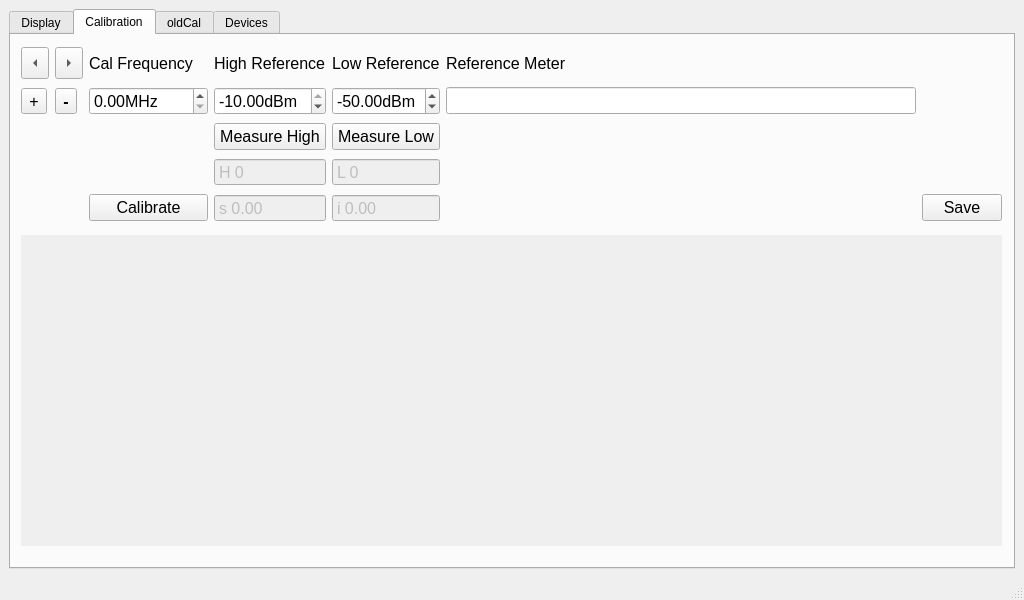
The window that powerMeter.ui (g4ixt/RFPowerMeter) describes before a commit, drawn with Qt 5.
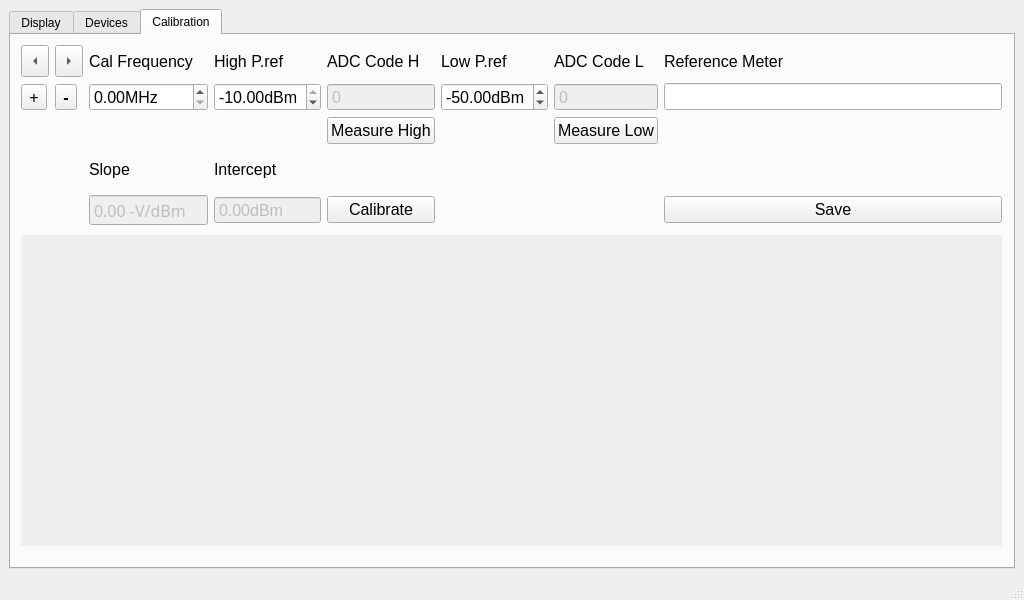
The same window after the commit. The open tabs and pages were chosen to show the change. Custom widgets are drawn as their Qt base class.

```diff
--- a/powerMeter.ui
+++ b/powerMeter.ui
@@ -974,517 +974,6 @@
         </property>
        </widget>
       </widget>
-      <widget class="QWidget" name="calTab">
-       <attribute name="title">
-        <string>Calibration</string>
-       </attribute>
-       <widget class="QWidget" name="gridLayoutWidget_2">
-        <property name="geometry">
-         <rect>
-          <x>10</x>
-          <y>10</y>
-          <width>981</width>
-          <height>181</height>
-         </rect>
-        </property>
-        <layout class="QGridLayout" name="gridLayout_4">
-         <item row="1" column="3">
-          <widget class="QDoubleSpinBox" name="highRef">
-           <property name="font">
-            <font>
-             <pointsize>12</pointsize>
-            </font>
-           </property>
-           <property name="suffix">
-            <string>dBm</string>
-           </property>
-           <property name="minimum">
-            <double>-60.000000000000000</double>
-           </property>
-           <property name="maximum">
-            <double>-10.000000000000000</double>
-           </property>
-          </widget>
-         </item>
-         <item row="0" column="0">
-          <widget class="QToolButton" name="prevCal">
-           <property name="sizePolicy">
-            <sizepolicy hsizetype="Fixed" vsizetype="Fixed">
-             <horstretch>0</horstretch>
-             <verstretch>0</verstretch>
-            </sizepolicy>
-           </property>
-           <property name="font">
-            <font>
-             <pointsize>12</pointsize>
-            </font>
-           </property>
-           <property name="text">
-            <string>...</string>
-           </property>
-           <property name="iconSize">
-            <size>
-             <width>20</width>
-             <height>25</height>
-            </size>
-           </property>
-           <property name="arrowType">
-            <enum>Qt::LeftArrow</enum>
-           </property>
-          </widget>
-         </item>
-         <item row="3" column="3">
-          <widget class="QDoubleSpinBox" name="highCode">
-           <property name="enabled">
-            <bool>false</bool>
-           </property>
-           <property name="font">
-            <font>
-             <pointsize>12</pointsize>
-            </font>
-           </property>
-           <property name="buttonSymbols">
-            <enum>QAbstractSpinBox::NoButtons</enum>
-           </property>
-           <property name="prefix">
-            <string>H </string>
-           </property>
-           <property name="decimals">
-            <number>0</number>
-           </property>
-          </widget>
-         </item>
-         <item row="1" column="4">
-          <widget class="QDoubleSpinBox" name="lowRef">
-           <property name="font">
-            <font>
-             <pointsize>12</pointsize>
-            </font>
-           </property>
-           <property name="suffix">
-            <string>dBm</string>
-           </property>
-           <property name="minimum">
-            <double>-60.000000000000000</double>
-           </property>
-           <property name="maximum">
-            <double>-10.000000000000000</double>
-           </property>
-           <property name="value">
-            <double>-50.000000000000000</double>
-           </property>
-          </widget>
-         </item>
-         <item row="1" column="1">
-          <widget class="QToolButton" name="deleteCal_2">
-           <property name="font">
-            <font>
-             <pointsize>12</pointsize>
-             <weight>75</weight>
-             <bold>true</bold>
-            </font>
-           </property>
-           <property name="text">
-            <string>-</string>
-           </property>
-           <property name="iconSize">
-            <size>
-             <width>20</width>
-             <height>20</height>
-            </size>
-           </property>
-          </widget>
-         </item>
-         <item row="0" column="1">
-          <widget class="QToolButton" name="nextCal">
-           <property name="sizePolicy">
-            <sizepolicy hsizetype="Fixed" vsizetype="Fixed">
-             <horstretch>0</horstretch>
-             <verstretch>0</verstretch>
-            </sizepolicy>
-           </property>
-           <property name="font">
-            <font>
-             <pointsize>12</pointsize>
-            </font>
-           </property>
-           <property name="text">
-            <string>...</string>
-           </property>
-           <property name="iconSize">
-            <size>
-             <width>20</width>
-             <height>25</height>
-            </size>
-           </property>
-           <property name="arrowType">
-            <enum>Qt::RightArrow</enum>
-           </property>
-          </widget>
-         </item>
-         <item row="0" column="3">
-          <widget class="QLabel" name="label_32">
-           <property name="font">
-            <font>
-             <pointsize>12</pointsize>
-            </font>
-           </property>
-           <property name="text">
-            <string>High Reference</string>
-           </property>
-          </widget>
-         </item>
-         <item row="0" column="2">
-          <widget class="QLabel" name="label_31">
-           <property name="font">
-            <font>
-             <pointsize>12</pointsize>
-            </font>
-           </property>
-           <property name="text">
-            <string>Cal Frequency</string>
-           </property>
-          </widget>
-         </item>
-         <item row="0" column="4">
-          <widget class="QLabel" name="label_33">
-           <property name="font">
-            <font>
-             <pointsize>12</pointsize>
-            </font>
-           </property>
-           <property name="text">
-            <string>Low Reference</string>
-           </property>
-          </widget>
-         </item>
-         <item row="1" column="2">
-          <widget class="QDoubleSpinBox" name="calFreq">
-           <property name="font">
-            <font>
-             <pointsize>12</pointsize>
-            </font>
-           </property>
-           <property name="suffix">
-            <string>MHz</string>
-           </property>
-           <property name="maximum">
-            <double>3000.000000000000000</double>
-           </property>
-          </widget>
-         </item>
-         <item row="1" column="0">
-          <widget class="QToolButton" name="addCal">
-           <property name="font">
-            <font>
-             <pointsize>12</pointsize>
-            </font>
-           </property>
-           <property name="text">
-            <string>+</string>
-           </property>
-          </widget>
-         </item>
-         <item row="3" column="4">
-          <widget class="QDoubleSpinBox" name="lowCode">
-           <property name="enabled">
-            <bool>false</bool>
-           </property>
-           <property name="font">
-            <font>
-             <pointsize>12</pointsize>
-            </font>
-           </property>
-           <property name="buttonSymbols">
-            <enum>QAbstractSpinBox::NoButtons</enum>
-           </property>
-           <property name="prefix">
-            <string>L </string>
-           </property>
-           <property name="decimals">
-            <number>0</number>
-           </property>
-          </widget>
-         </item>
-         <item row="2" column="4">
-          <widget class="QPushButton" name="measLow">
-           <property name="font">
-            <font>
-             <pointsize>12</pointsize>
-            </font>
-           </property>
-           <property name="text">
-            <string>Measure Low</string>
-           </property>
-          </widget>
-         </item>
-         <item row="2" column="3">
-          <widget class="QPushButton" name="measHigh">
-           <property name="font">
-            <font>
-             <pointsize>12</pointsize>
-            </font>
-           </property>
-           <property name="text">
-            <string>Measure High</string>
-           </property>
-          </widget>
-         </item>
-         <item row="4" column="3">
-          <widget class="QDoubleSpinBox" name="slope">
-           <property name="enabled">
-            <bool>false</bool>
-           </property>
-           <property name="font">
-            <font>
-             <pointsize>12</pointsize>
-            </font>
-           </property>
-           <property name="buttonSymbols">
-            <enum>QAbstractSpinBox::NoButtons</enum>
-           </property>
-           <property name="prefix">
-            <string>s </string>
-           </property>
-           <property name="decimals">
-            <number>2</number>
-           </property>
-           <property name="minimum">
-            <double>-99.000000000000000</double>
-           </property>
-          </widget>
-         </item>
-         <item row="4" column="4">
-          <widget class="QDoubleSpinBox" name="intercept">
-           <property name="enabled">
-            <bool>false</bool>
-           </property>
-           <property name="font">
-            <font>
-             <pointsize>12</pointsize>
-            </font>
-           </property>
-           <property name="buttonSymbols">
-            <enum>QAbstractSpinBox::NoButtons</enum>
-           </property>
-           <property name="prefix">
-            <string>i </string>
-           </property>
-           <property name="decimals">
-            <number>2</number>
-           </property>
-           <property name="minimum">
-            <double>-99.000000000000000</double>
-           </property>
-          </widget>
-         </item>
-         <item row="4" column="6">
-          <widget class="QPushButton" name="saveCal">
-           <property name="font">
-            <font>
-             <pointsize>12</pointsize>
-            </font>
-           </property>
-           <property name="text">
-            <string>Save</string>
-           </property>
-          </widget>
-         </item>
-         <item row="4" column="2">
-          <widget class="QPushButton" name="calibrate_2">
-           <property name="font">
-            <font>
-             <pointsize>12</pointsize>
-            </font>
-           </property>
-           <property name="text">
-            <string>Calibrate</string>
-           </property>
-          </widget>
-         </item>
-         <item row="0" column="5">
-          <widget class="QLabel" name="label_34">
-           <property name="font">
-            <font>
-             <pointsize>12</pointsize>
-            </font>
-           </property>
-           <property name="text">
-            <string>Reference Meter</string>
-           </property>
-          </widget>
-         </item>
-         <item row="1" column="5">
-          <widget class="QLineEdit" name="refMeter">
-           <property name="font">
-            <font>
-             <pointsize>12</pointsize>
-            </font>
-           </property>
-          </widget>
-         </item>
-        </layout>
-       </widget>
-       <widget class="QWidget" name="gridLayoutWidget_3">
-        <property name="geometry">
-         <rect>
-          <x>10</x>
-          <y>200</y>
-          <width>981</width>
-          <height>311</height>
-         </rect>
-        </property>
-        <layout class="QGridLayout" name="gridLayout_6">
-         <item row="0" column="5">
-          <widget class="PlotWidget" name="calGraph" native="true">
-           <property name="autoFillBackground">
-            <bool>true</bool>
-           </property>
-          </widget>
-         </item>
-        </layout>
-       </widget>
-      </widget>
-      <widget class="QWidget" name="oldcalTab">
-       <attribute name="title">
-        <string>oldCal</string>
-       </attribute>
-       <widget class="QGroupBox" name="groupBox_5">
-        <property name="geometry">
-         <rect>
-          <x>10</x>
-          <y>10</y>
-          <width>991</width>
-          <height>471</height>
-         </rect>
-        </property>
-        <property name="title">
-         <string>Sensor calibration data</string>
-        </property>
-        <widget class="QTableView" name="calTable">
-         <property name="geometry">
-          <rect>
-           <x>160</x>
-           <y>30</y>
-           <width>811</width>
-           <height>431</height>
-          </rect>
-         </property>
-         <property name="editTriggers">
-          <set>QAbstractItemView::CurrentChanged|QAbstractItemView::DoubleClicked|QAbstractItemView::SelectedClicked</set>
-         </property>
-         <property name="alternatingRowColors">
-          <bool>true</bool>
-         </property>
-         <property name="selectionMode">
-          <enum>QAbstractItemView::SingleSelection</enum>
-         </property>
-         <property name="selectionBehavior">
-          <enum>QAbstractItemView::SelectRows</enum>
-         </property>
-         <property name="sortingEnabled">
-          <bool>true</bool>
-         </property>
-         <attribute name="verticalHeaderVisible">
-          <bool>false</bool>
-         </attribute>
-        </widget>
-        <widget class="QPushButton" name="addCalData">
-         <property name="geometry">
-          <rect>
-           <x>20</x>
-           <y>40</y>
-           <width>91</width>
-           <height>25</height>
-          </rect>
-         </property>
-         <property name="text">
-          <string>Add Row</string>
-         </property>
-        </widget>
-        <widget class="QPushButton" name="deleteCal">
-         <property name="geometry">
-          <rect>
-           <x>20</x>
-           <y>80</y>
-           <width>91</width>
-           <height>25</height>
-          </rect>
-         </property>
-         <property name="text">
-          <string>Delete Row</string>
-         </property>
-        </widget>
-        <widget class="QGroupBox" name="groupBox_6">
-         <property name="geometry">
-          <rect>
-           <x>10</x>
-           <y>130</y>
-           <width>131</width>
-           <height>191</height>
-          </rect>
-         </property>
-         <property name="title">
-          <string>Calibration</string>
-         </property>
-         <widget class="QPushButton" name="measure">
-          <property name="geometry">
-           <rect>
-            <x>20</x>
-            <y>100</y>
-            <width>91</width>
-            <height>25</height>
-           </rect>
-          </property>
-          <property name="text">
-           <string>Measure</string>
-          </property>
-         </widget>
-         <widget class="QRadioButton" name="vHigh">
-          <property name="geometry">
-           <rect>
-            <x>20</x>
-            <y>30</y>
-            <width>101</width>
-            <height>23</height>
-           </rect>
-          </property>
-          <property name="text">
-           <string>High Code</string>
-          </property>
-          <property name="checked">
-           <bool>true</bool>
-          </property>
-         </widget>
-         <widget class="QRadioButton" name="vLow">
-          <property name="geometry">
-           <rect>
-            <x>20</x>
-            <y>60</y>
-            <width>91</width>
-            <height>23</height>
-           </rect>
-          </property>
-          <property name="text">
-           <string>Low Code</string>
-          </property>
-         </widget>
-         <widget class="QPushButton" name="calibrate">
-          <property name="geometry">
-           <rect>
-            <x>20</x>
-            <y>140</y>
-            <width>91</width>
-            <height>25</height>
-           </rect>
-          </property>
-          <property name="text">
-           <string>Calibrate</string>
-          </property>
-         </widget>
-        </widget>
-       </widget>
-      </widget>
       <widget class="QWidget" name="deviceTab">
        <attribute name="title">
         <string>Devices</string>
@@ -2077,6 +1566,441 @@
         </layout>
        </widget>
       </widget>
+      <widget class="QWidget" name="calTab">
+       <attribute name="title">
+        <string>Calibration</string>
+       </attribute>
+       <widget class="QWidget" name="gridLayoutWidget_2">
+        <property name="geometry">
+         <rect>
+          <x>10</x>
+          <y>10</y>
+          <width>981</width>
+          <height>181</height>
+         </rect>
+        </property>
+        <layout class="QGridLayout" name="gridLayout_4">
+         <item row="4" column="7">
+          <widget class="QPushButton" name="saveCal">
+           <property name="font">
+            <font>
+             <pointsize>12</pointsize>
+            </font>
+           </property>
+           <property name="text">
+            <string>Save</string>
+           </property>
+          </widget>
+         </item>
+         <item row="1" column="3">
+          <widget class="QDoubleSpinBox" name="highRef">
+           <property name="font">
+            <font>
+             <pointsize>12</pointsize>
+            </font>
+           </property>
+           <property name="suffix">
+            <string>dBm</string>
+           </property>
+           <property name="minimum">
+            <double>-60.000000000000000</double>
+           </property>
+           <property name="maximum">
+            <double>-10.000000000000000</double>
+           </property>
+          </widget>
+         </item>
+         <item row="0" column="0">
+          <widget class="QToolButton" name="prevCal">
+           <property name="sizePolicy">
+            <sizepolicy hsizetype="Fixed" vsizetype="Fixed">
+             <horstretch>0</horstretch>
+             <verstretch>0</verstretch>
+            </sizepolicy>
+           </property>
+           <property name="font">
+            <font>
+             <pointsize>12</pointsize>
+            </font>
+           </property>
+           <property name="text">
+            <string>...</string>
+           </property>
+           <property name="iconSize">
+            <size>
+             <width>20</width>
+             <height>25</height>
+            </size>
+           </property>
+           <property name="arrowType">
+            <enum>Qt::LeftArrow</enum>
+           </property>
+          </widget>
+         </item>
+         <item row="1" column="5">
+          <widget class="QDoubleSpinBox" name="lowRef">
+           <property name="font">
+            <font>
+             <pointsize>12</pointsize>
+            </font>
+           </property>
+           <property name="suffix">
+            <string>dBm</string>
+           </property>
+           <property name="minimum">
+            <double>-60.000000000000000</double>
+           </property>
+           <property name="maximum">
+            <double>-10.000000000000000</double>
+           </property>
+           <property name="value">
+            <double>-50.000000000000000</double>
+           </property>
+          </widget>
+         </item>
+         <item row="1" column="1">
+          <widget class="QToolButton" name="deleteCal">
+           <property name="font">
+            <font>
+             <pointsize>12</pointsize>
+             <weight>75</weight>
+             <bold>true</bold>
+            </font>
+           </property>
+           <property name="text">
+            <string>-</string>
+           </property>
+           <property name="iconSize">
+            <size>
+             <width>20</width>
+             <height>20</height>
+            </size>
+           </property>
+          </widget>
+         </item>
+         <item row="0" column="1">
+          <widget class="QToolButton" name="nextCal">
+           <property name="sizePolicy">
+            <sizepolicy hsizetype="Fixed" vsizetype="Fixed">
+             <horstretch>0</horstretch>
+             <verstretch>0</verstretch>
+            </sizepolicy>
+           </property>
+           <property name="font">
+            <font>
+             <pointsize>12</pointsize>
+            </font>
+           </property>
+           <property name="text">
+            <string>...</string>
+           </property>
+           <property name="iconSize">
+            <size>
+             <width>20</width>
+             <height>25</height>
+            </size>
+           </property>
+           <property name="arrowType">
+            <enum>Qt::RightArrow</enum>
+           </property>
+          </widget>
+         </item>
+         <item row="0" column="3">
+          <widget class="QLabel" name="label_32">
+           <property name="font">
+            <font>
+             <pointsize>12</pointsize>
+            </font>
+           </property>
+           <property name="text">
+            <string>High P.ref</string>
+           </property>
+          </widget>
+         </item>
+         <item row="0" column="2">
+          <widget class="QLabel" name="label_31">
+           <property name="font">
+            <font>
+             <pointsize>12</pointsize>
+            </font>
+           </property>
+           <property name="text">
+            <string>Cal Frequency</string>
+           </property>
+          </widget>
+         </item>
+         <item row="0" column="5">
+          <widget class="QLabel" name="label_33">
+           <property name="font">
+            <font>
+             <pointsize>12</pointsize>
+            </font>
+           </property>
+           <property name="text">
+            <string>Low P.ref</string>
+           </property>
+          </widget>
+         </item>
+         <item row="1" column="2">
+          <widget class="QDoubleSpinBox" name="calFreq">
+           <property name="font">
+            <font>
+             <pointsize>12</pointsize>
+            </font>
+           </property>
+           <property name="suffix">
+            <string>MHz</string>
+           </property>
+           <property name="maximum">
+            <double>3000.000000000000000</double>
+           </property>
+           <property name="singleStep">
+            <double>10.000000000000000</double>
+           </property>
+          </widget>
+         </item>
+         <item row="1" column="0">
+          <widget class="QToolButton" name="addCal">
+           <property name="font">
+            <font>
+             <pointsize>12</pointsize>
+            </font>
+           </property>
+           <property name="text">
+            <string>+</string>
+           </property>
+          </widget>
+         </item>
+         <item row="0" column="7">
+          <widget class="QLabel" name="label_34">
+           <property name="font">
+            <font>
+             <pointsize>12</pointsize>
+            </font>
+           </property>
+           <property name="text">
+            <string>Reference Meter</string>
+           </property>
+          </widget>
+         </item>
+         <item row="1" column="7">
+          <widget class="QLineEdit" name="refMeter">
+           <property name="font">
+            <font>
+             <pointsize>12</pointsize>
+            </font>
+           </property>
+          </widget>
+         </item>
+         <item row="2" column="4">
+          <widget class="QPushButton" name="measHigh">
+           <property name="font">
+            <font>
+             <pointsize>12</pointsize>
+            </font>
+           </property>
+           <property name="text">
+            <string>Measure High</string>
+           </property>
+          </widget>
+         </item>
+         <item row="1" column="6">
+          <widget class="QDoubleSpinBox" name="lowCode">
+           <property name="enabled">
+            <bool>false</bool>
+           </property>
+           <property name="font">
+            <font>
+             <pointsize>12</pointsize>
+            </font>
+           </property>
+           <property name="buttonSymbols">
+            <enum>QAbstractSpinBox::NoButtons</enum>
+           </property>
+           <property name="prefix">
+            <string/>
+           </property>
+           <property name="decimals">
+            <number>0</number>
+           </property>
+           <property name="maximum">
+            <double>5000.000000000000000</double>
+           </property>
+          </widget>
+         </item>
+         <item row="2" column="6">
+          <widget class="QPushButton" name="measLow">
+           <property name="font">
+            <font>
+             <pointsize>12</pointsize>
+            </font>
+           </property>
+           <property name="text">
+            <string>Measure Low</string>
+           </property>
+          </widget>
+         </item>
+         <item row="0" column="6">
+          <widget class="QLabel" name="label_24">
+           <property name="font">
+            <font>
+             <pointsize>12</pointsize>
+            </font>
+           </property>
+           <property name="text">
+            <string>ADC Code L</string>
+           </property>
+          </widget>
+         </item>
+         <item row="1" column="4">
+          <widget class="QDoubleSpinBox" name="highCode">
+           <property name="enabled">
+            <bool>false</bool>
+           </property>
+           <property name="font">
+            <font>
+             <pointsize>12</pointsize>
+            </font>
+           </property>
+           <property name="buttonSymbols">
+            <enum>QAbstractSpinBox::NoButtons</enum>
+           </property>
+           <property name="prefix">
+            <string/>
+           </property>
+           <property name="decimals">
+            <number>0</number>
+           </property>
+           <property name="maximum">
+            <double>5000.000000000000000</double>
+           </property>
+          </widget>
+         </item>
+         <item row="0" column="4">
+          <widget class="QLabel" name="label_23">
+           <property name="font">
+            <font>
+             <pointsize>12</pointsize>
+            </font>
+           </property>
+           <property name="text">
+            <string>ADC Code H</string>
+           </property>
+          </widget>
+         </item>
+         <item row="3" column="2">
+          <widget class="QLabel" name="label_18">
+           <property name="font">
+            <font>
+             <pointsize>12</pointsize>
+            </font>
+           </property>
+           <property name="text">
+            <string>Slope</string>
+           </property>
+          </widget>
+         </item>
+         <item row="4" column="2">
+          <widget class="QDoubleSpinBox" name="slope">
+           <property name="enabled">
+            <bool>false</bool>
+           </property>
+           <property name="font">
+            <font>
+             <family>Sans Serif</family>
+             <pointsize>12</pointsize>
+            </font>
+           </property>
+           <property name="buttonSymbols">
+            <enum>QAbstractSpinBox::NoButtons</enum>
+           </property>
+           <property name="prefix">
+            <string/>
+           </property>
+           <property name="suffix">
+            <string> -V/dBm</string>
+           </property>
+           <property name="decimals">
+            <number>2</number>
+           </property>
+           <property name="minimum">
+            <double>-99.000000000000000</double>
+           </property>
+          </widget>
+         </item>
+         <item row="3" column="3">
+          <widget class="QLabel" name="label_21">
+           <property name="font">
+            <font>
+             <pointsize>12</pointsize>
+            </font>
+           </property>
+           <property name="text">
+            <string>Intercept</string>
+           </property>
+          </widget>
+         </item>
+         <item row="4" column="3">
+          <widget class="QDoubleSpinBox" name="intercept">
+           <property name="enabled">
+            <bool>false</bool>
+           </property>
+           <property name="font">
+            <font>
+             <pointsize>12</pointsize>
+            </font>
+           </property>
+           <property name="buttonSymbols">
+            <enum>QAbstractSpinBox::NoButtons</enum>
+           </property>
+           <property name="prefix">
+            <string/>
+           </property>
+           <property name="suffix">
+            <string>dBm</string>
+           </property>
+           <property name="decimals">
+            <number>2</number>
+           </property>
+           <property name="minimum">
+            <double>-99.000000000000000</double>
+           </property>
+          </widget>
+         </item>
+         <item row="4" column="4">
+          <widget class="QPushButton" name="calibrate">
+           <property name="font">
+            <font>
+             <pointsize>12</pointsize>
+            </font>
+           </property>
+           <property name="text">
+            <string>Calibrate</string>
+           </property>
+          </widget>
+         </item>
+        </layout>
+       </widget>
+       <widget class="QWidget" name="gridLayoutWidget_3">
+        <property name="geometry">
+         <rect>
+          <x>10</x>
+          <y>200</y>
+          <width>981</width>
+          <height>311</height>
+         </rect>
+        </property>
+        <layout class="QGridLayout" name="gridLayout_6">
+         <item row="0" column="5">
+          <widget class="PlotWidget" name="calGraph" native="true">
+           <property name="autoFillBackground">
+            <bool>true</bool>
+           </property>
+          </widget>
+         </item>
+        </layout>
+       </widget>
+      </widget>
      </widget>
     </item>
    </layout>
```
Left out of the diff: 62 changed lines with no effect on the pictures.
